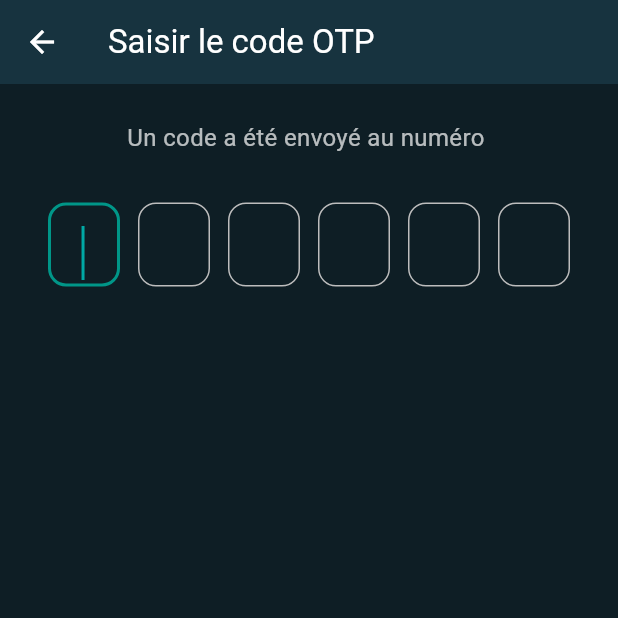
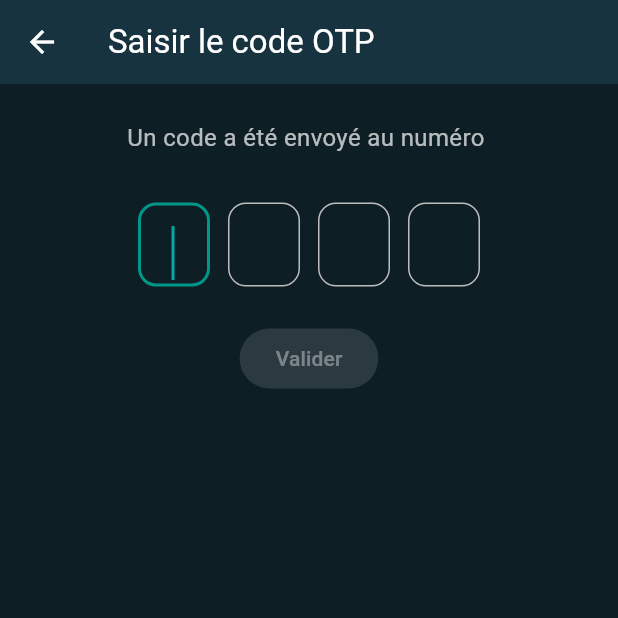
Before and after one commit to pytharchimede/appMobilegestcarburant, a Flutter app: the OtpScreen screen opened directly with empty values, on a phone screen of 412 x 824 dp, the top half of it. Run offline on Flutter 3.47's test engine with Material 3 defaults, Android fonts, the phone set to English and light mode, and no system bars; our stand-ins replace fl_chart.

Commit message:
UPDATE OTP LEGTH

```diff
--- a/lib/widgets/otp_input_field.dart
+++ b/lib/widgets/otp_input_field.dart
@@ -3,8 +3,13 @@ import 'package:flutter/material.dart';
 class OtpInputField extends StatefulWidget {
   final int length;
   final void Function(String) onCompleted;
+  final bool enabled;
 
-  OtpInputField({this.length = 6, required this.onCompleted});
+  OtpInputField({
+    this.length = 4,
+    required this.onCompleted,
+    this.enabled = true,
+  });
 
   @override
   _OtpInputFieldState createState() => _OtpInputFieldState();
@@ -26,14 +31,16 @@ class _OtpInputFieldState extends State<OtpInputField> {
 
   @override
   void dispose() {
-    _focusNodes.forEach((node) => node.dispose());
-    _controllers.forEach((ctrl) => ctrl.dispose());
+    for (var node in _focusNodes) node.dispose();
+    for (var ctrl in _controllers) ctrl.dispose();
     super.dispose();
   }
 
   void _onChanged(String value, int index) {
+    if (!widget.enabled) return;
+
     if (value.length > 1) {
-      // Si coller, répartir les caractères
+      // Collage : répartir les caractères
       for (int i = 0; i < value.length && i + index < widget.length; i++) {
         _controllers[i + index].text = value[i];
       }
@@ -50,11 +57,16 @@ class _OtpInputFieldState extends State<OtpInputField> {
       if (index + 1 != widget.length) {
         _focusNodes[index + 1].requestFocus();
       } else {
+        // Dernier caractère saisi, soumettre automatiquement
         _submitOtp();
       }
     } else {
+      // Suppression : reculer le focus
       if (index > 0) {
         _focusNodes[index - 1].requestFocus();
+        _controllers[index - 1].selection = TextSelection.fromPosition(
+          TextPosition(offset: _controllers[index - 1].text.length),
+        );
       }
     }
   }
@@ -77,7 +89,12 @@ class _OtpInputFieldState extends State<OtpInputField> {
         keyboardType: TextInputType.number,
         textAlign: TextAlign.center,
         maxLength: 1,
-        style: TextStyle(fontSize: 24, fontWeight: FontWeight.bold),
+        enabled: widget.enabled,
+        style: TextStyle(
+          fontSize: 24,
+          fontWeight: FontWeight.bold,
+          color: widget.enabled ? Colors.teal[900] : Colors.grey.shade600,
+        ),
         decoration: InputDecoration(
           counterText: '',
           enabledBorder: OutlineInputBorder(
@@ -88,8 +105,15 @@ class _OtpInputFieldState extends State<OtpInputField> {
             borderRadius: BorderRadius.circular(12),
             borderSide: BorderSide(color: Colors.teal, width: 2),
           ),
+          disabledBorder: OutlineInputBorder(
+            borderRadius: BorderRadius.circular(12),
+            borderSide: BorderSide(color: Colors.grey.shade300),
+          ),
+          fillColor: widget.enabled ? null : Colors.grey.shade200,
+          filled: !widget.enabled,
         ),
         onChanged: (value) => _onChanged(value, index),
+        onSubmitted: (_) {},
       ),
     );
   }
--- a/lib/widgets/otp_screen.dart
+++ b/lib/widgets/otp_screen.dart
@@ -1,5 +1,5 @@
 import 'package:flutter/material.dart';
-import 'otp_input_field.dart'; // Widget OTP personnalisé
+import 'otp_input_field.dart';
 
 class OtpScreen extends StatefulWidget {
   final String phone;
@@ -11,15 +11,35 @@ class OtpScreen extends StatefulWidget {
 }
 
 class _OtpScreenState extends State<OtpScreen> {
-  String otp = '';
+  bool _isLoading = false;
+  String _otp = '';
+  bool _autoSubmit = false; // Passe à true pour soumission automatique
 
-  void _onOtpCompleted(String value) {
-    setState(() => otp = value);
-    // Simuler validation automatique
+  // Appelé quand le OTP est complet dans le champ OTP
+  void _onOtpCompleted(String value) async {
+    setState(() {
+      _otp = value;
+      if (_autoSubmit) _isLoading = true;
+    });
+
+    if (_autoSubmit) {
+      await _validateOtp();
+    }
+  }
+
+  // Simule la validation du OTP (ex: appel API)
+  Future<void> _validateOtp() async {
+    await Future.delayed(Duration(seconds: 2));
+
+    setState(() {
+      _isLoading = false;
+    });
+
     ScaffoldMessenger.of(context).showSnackBar(
-      SnackBar(content: Text("Code OTP saisi : $value")),
+      SnackBar(content: Text("Montant rechargé avec succès !")),
     );
-    // TODO: Ajouter logique backend et navigation
+
+    Navigator.pop(context);
   }
 
   @override
@@ -30,13 +50,36 @@ class _OtpScreenState extends State<OtpScreen> {
         padding: const EdgeInsets.all(24.0),
         child: Column(
           children: [
-            Text("Un code a été envoyé au numéro ${widget.phone}",
-                style: TextStyle(fontSize: 16)),
+            Text(
+              "Un code a été envoyé au numéro ${widget.phone}",
+              style: TextStyle(fontSize: 16),
+            ),
             SizedBox(height: 32),
-            OtpInputField(
-              length: 6,
-              onCompleted: _onOtpCompleted,
-            ),
+            if (_isLoading)
+              CircularProgressIndicator()
+            else
+              Column(
+                children: [
+                  OtpInputField(
+                    length: 4,
+                    enabled: !_isLoading,
+                    onCompleted: _onOtpCompleted,
+                  ),
+                  if (!_autoSubmit) SizedBox(height: 24),
+                  if (!_autoSubmit)
+                    ElevatedButton(
+                      onPressed: (_otp.length == 4 && !_isLoading)
+                          ? () async {
+                              setState(() {
+                                _isLoading = true;
+                              });
+                              await _validateOtp();
+                            }
+                          : null,
+                      child: Text("Valider"),
+                    ),
+                ],
+              ),
           ],
         ),
       ),
```
